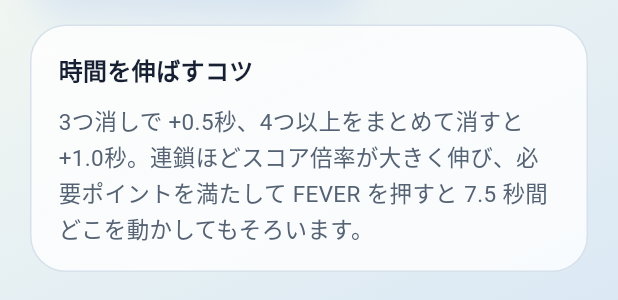
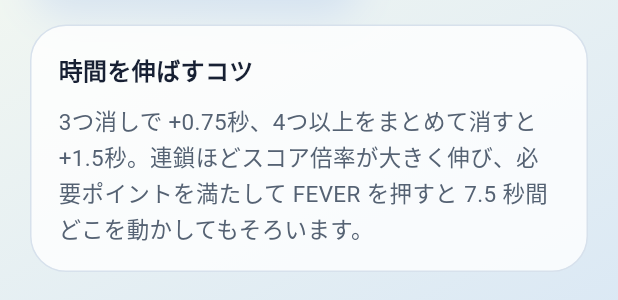
Before and after one commit to KK-cube/Puzzle, a Flutter app: the HowToPlayDialog widget shown alone on an empty page, opened directly, scrolled down 400 dp, on a phone screen of 412 x 824 dp. Shown: the part 814-1114 px from the top of the screen. Run offline on Flutter 3.47's test engine with Material 3 defaults, Android fonts, the phone set to English and light mode, and no system bars; our stand-ins replace audioplayers, flutter_riverpod, google_fonts, shared_preferences, supabase_flutter; missing offline and left inert: flame; accounts and stored records are empty.

Commit message:
Boost clear time bonuses

```diff
--- a/lib/game/application/game_session_controller.dart
+++ b/lib/game/application/game_session_controller.dart
@@ -486,10 +486,10 @@ class GameSessionController extends StateNotifier<GameSessionState> {
 
   int _timeBonusForClearedTiles(int clearedTiles) {
     if (clearedTiles >= 4) {
-      return 1000;
+      return 1500;
     }
     if (clearedTiles >= 3) {
-      return 500;
+      return 750;
     }
     return 0;
   }
--- a/lib/game/presentation/screens/title_screen.dart
+++ b/lib/game/presentation/screens/title_screen.dart
@@ -187,7 +187,7 @@ class TitleScreen extends ConsumerWidget {
                         const LeaderboardPanel(),
                         const SizedBox(height: 18),
                         const Text(
-                          '3つ消すと +0.5秒、1回の消去で 4つ以上消すと +1.0秒。連鎖ほど得点倍率が大きく伸び、FEVER は初回 500pt、以降は 500pt ずつ必要値が増えます。発動すると 7.5 秒間フィーバーです。',
+                          '3つ消すと +0.75秒、1回の消去で 4つ以上消すと +1.5秒。連鎖ほど得点倍率が大きく伸び、FEVER は初回 500pt、以降は 500pt ずつ必要値が増えます。発動すると 7.5 秒間フィーバーです。',
                           style: TextStyle(
                             fontSize: 14,
                             height: 1.5,
--- a/lib/game/presentation/widgets/how_to_play_dialog.dart
+++ b/lib/game/presentation/widgets/how_to_play_dialog.dart
@@ -114,7 +114,7 @@ class HowToPlayDialog extends StatelessWidget {
                               ),
                               SizedBox(height: 10),
                               Text(
-                                '3つ消しで +0.5秒、4つ以上をまとめて消すと +1.0秒。連鎖ほどスコア倍率が大きく伸び、必要ポイントを満たして FEVER を押すと 7.5 秒間どこを動かしてもそろいます。',
+                                '3つ消しで +0.75秒、4つ以上をまとめて消すと +1.5秒。連鎖ほどスコア倍率が大きく伸び、必要ポイントを満たして FEVER を押すと 7.5 秒間どこを動かしてもそろいます。',
                                 style: TextStyle(
                                   fontSize: 15,
                                   height: 1.5,
```
Also changed, not shown: 1 other file.
